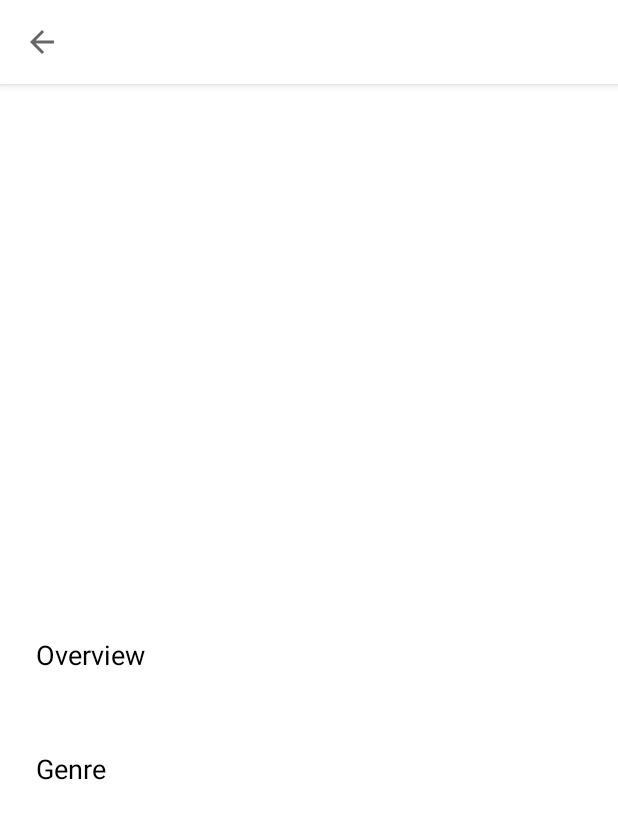
After one commit to hattamaulana/FELM, an Android app: the DetailActivity screen opened directly, with no data from a screen before it, on a phone screen of 412 x 824 dp. The commit adds this screen. Shown: the top 819 px of the screen. Run offline under Robolectric (Android 15) with nearby library versions, the phone set to English and light mode, and no system bars; pictures from the network do not load; 7 statements that could not run were skipped.

Commit message:
[Favorite Apps] Show Detail Data

```diff
--- a/favorite/src/main/AndroidManifest.xml
+++ b/favorite/src/main/AndroidManifest.xml
@@ -13,6 +13,8 @@
         android:roundIcon="@mipmap/ic_launcher_round"
         android:supportsRtl="true"
         android:theme="@style/AppTheme">
+        <activity android:name=".ui.detail.DetailActivity"
+            android:theme="@style/AppTheme.DetailActivity" />
         <activity android:name=".MainActivity">
             <intent-filter>
                 <action android:name="android.intent.action.MAIN" />
--- a/favorite/src/main/java/com/github/hattamaulana/favorites/MainActivity.kt
+++ b/favorite/src/main/java/com/github/hattamaulana/favorites/MainActivity.kt
@@ -13,6 +13,7 @@ class MainActivity : AppCompatActivity(), ViewPager.OnPageChangeListener {
     override fun onCreate(savedInstanceState: Bundle?) {
         super.onCreate(savedInstanceState)
         setContentView(R.layout.activity_main)
+        setSupportActionBar(findViewById(R.id.toolbar))
         supportActionBar?.elevation = 0F
 
         view_pager.adapter = FavoriteFragment.PagerAdapter(this, supportFragmentManager)
--- a/favorite/src/main/java/com/github/hattamaulana/favorites/data/DataModel.kt
+++ b/favorite/src/main/java/com/github/hattamaulana/favorites/data/DataModel.kt
@@ -1,4 +1,7 @@
 package com.github.hattamaulana.favorites.data
+
+import android.os.Parcelable
+import kotlinx.android.parcel.Parcelize
 
 const val DATA_TABLE_NAME = "favorites"
 const val DATA_ID = "id"
@@ -10,6 +13,7 @@ const val DATA_CATEGORY = "category"
 const val DATA_RATING = "rating"
 const val DATA_RELEASE = "release"
 
+@Parcelize
 data class DataModel(
     var id: Int?,
     var title: String?,
@@ -19,4 +23,4 @@ data class DataModel(
     var category: String?,
     var rating: Double?,
     var release: String?
-)
+) : Parcelable
--- /dev/null
+++ b/favorite/src/main/java/com/github/hattamaulana/favorites/ui/detail/DetailActivity.kt
@@ -0,0 +1,73 @@
+package com.github.hattamaulana.favorites.ui.detail
+
+import android.os.Bundle
+import android.view.MenuItem
+import android.widget.ImageView
+import androidx.appcompat.app.AppCompatActivity
+import androidx.lifecycle.Observer
+import androidx.lifecycle.ViewModelProvider
+import androidx.recyclerview.widget.LinearLayoutManager
+import com.bumptech.glide.Glide
+import com.github.hattamaulana.favorites.R
+import com.github.hattamaulana.favorites.data.DataModel
+import com.github.hattamaulana.favorites.data.Provider.IMAGE_URI
+import kotlinx.android.synthetic.main.activity_detail.*
+
+class DetailActivity : AppCompatActivity() {
+
+    private lateinit var viewModel: DetailViewModel
+    private lateinit var dataIntent: DataModel
+
+    override fun onCreate(savedInstanceState: Bundle?) {
+        super.onCreate(savedInstanceState)
+        setContentView(R.layout.activity_detail)
+        setSupportActionBar(findViewById(R.id.toolbar))
+
+        /** Set support action bar with the title */
+        supportActionBar?.setDisplayHomeAsUpEnabled(true)
+        supportActionBar?.title = ""
+
+        dataIntent = intent?.getParcelableExtra(EXTRA_MOVIE_DETAIL)!!
+
+        /** Set TextView for Title, Year of Release, and overview */
+        tv_title.text = dataIntent.title
+        tv_release.text = dataIntent.release
+        tv_overview.text = dataIntent.overview
+
+        /** Set Image Backdrop and Poster */
+        setImage(dataIntent.backdropPath, iv_backdrop)
+        setImage(dataIntent.posterPath, iv_poster)
+
+        val adapter = GenreAdapter()
+        rv_genre.layoutManager = LinearLayoutManager(applicationContext)
+            .apply { orientation = LinearLayoutManager.HORIZONTAL }
+        rv_genre.adapter = adapter
+
+        viewModel = ViewModelProvider(this, ViewModelProvider.NewInstanceFactory())
+            .get(DetailViewModel::class.java)
+            .apply {
+                getGenre(applicationContext, dataIntent.id as Int)
+                genres.observe(this@DetailActivity, Observer { l -> adapter.update(l) })
+            }
+    }
+
+    override fun onOptionsItemSelected(item: MenuItem): Boolean {
+        when (item.itemId) {
+            android.R.id.home -> finish()
+        }
+
+        return true
+    }
+
+    /** Set Image with Glide */
+    private fun setImage(string: String?, image: ImageView) {
+        Glide.with(this)
+            .load("$IMAGE_URI/w780/$string")
+            .into(image)
+    }
+
+    companion object {
+        const val EXTRA_MOVIE_DETAIL = "EXTRA_MOVIE_DETAIL"
+    }
+
+}
--- a/favorite/src/main/java/com/github/hattamaulana/favorites/ui/favorite/FavoriteAdapter.kt
+++ b/favorite/src/main/java/com/github/hattamaulana/favorites/ui/favorite/FavoriteAdapter.kt
@@ -12,7 +12,7 @@ import kotlinx.android.synthetic.main.item_favorite.view.*
 
 class FavoriteAdapter : RecyclerView.Adapter<FavoriteAdapter.ViewHolder>() {
 
-    var handleClickAction: ((id: String) -> Unit)? = null
+    var handleClickAction: ((data: DataModel) -> Unit)? = null
 
     private var favorites =  ArrayList<DataModel>()
 
@@ -46,7 +46,7 @@ class FavoriteAdapter : RecyclerView.Adapter<FavoriteAdapter.ViewHolder>() {
 
         holder.bind(data)
         holder.itemView.setOnClickListener {
-            handleClickAction?.invoke(data.id.toString())
+            handleClickAction?.invoke(data)
         }
     }
 
--- /dev/null
+++ b/favorite/src/main/res/layout/activity_detail.xml
@@ -0,0 +1,126 @@
+<?xml version="1.0" encoding="utf-8"?>
+<androidx.coordinatorlayout.widget.CoordinatorLayout
+    xmlns:android="http://schemas.android.com/apk/res/android"
+    xmlns:app="http://schemas.android.com/apk/res-auto"
+    xmlns:tools="http://schemas.android.com/tools"
+    android:layout_width="match_parent"
+    android:layout_height="match_parent"
+    android:fitsSystemWindows="true"
+    android:background="@android:color/white"
+    tools:context=".ui.detail.DetailActivity" >
+
+    <com.google.android.material.appbar.AppBarLayout
+        android:layout_width="match_parent"
+        android:layout_height="wrap_content" >
+
+        <androidx.appcompat.widget.Toolbar
+            android:id="@+id/toolbar"
+            android:layout_width="match_parent"
+            android:layout_height="wrap_content"
+            app:layout_scrollFlags="scroll|enterAlways" />
+    </com.google.android.material.appbar.AppBarLayout>
+
+    <androidx.core.widget.NestedScrollView
+        android:layout_width="match_parent"
+        android:layout_height="match_parent"
+        app:layout_behavior="@string/appbar_scrolling_view_behavior">
+
+        <androidx.constraintlayout.widget.ConstraintLayout
+            android:layout_width="match_parent"
+            android:layout_height="wrap_content">
+
+            <ImageView
+                android:id="@+id/iv_backdrop"
+                android:layout_width="match_parent"
+                android:layout_height="192dp"
+                android:scaleType="fitXY"
+                app:layout_constraintEnd_toEndOf="parent"
+                app:layout_constraintStart_toStartOf="parent"
+                app:layout_constraintTop_toTopOf="parent"
+                tools:srcCompat="@tools:sample/backgrounds/scenic" />
+
+            <ImageView
+                android:id="@+id/iv_poster"
+                android:layout_width="96dp"
+                android:layout_height="128dp"
+                android:layout_marginStart="24dp"
+                android:layout_marginTop="24dp"
+                android:scaleType="fitXY"
+                app:layout_constraintStart_toStartOf="parent"
+                app:layout_constraintTop_toBottomOf="@+id/iv_backdrop"
+                tools:srcCompat="@tools:sample/avatars" />
+
+            <TextView
+                android:id="@+id/tv_title"
+                android:layout_width="0dp"
+                android:layout_height="wrap_content"
+                android:layout_marginStart="16dp"
+                android:layout_marginEnd="24dp"
+                android:textAppearance="@style/TextAppearance.AppCompat.Title"
+                android:textColor="@android:color/primary_text_light"
+                app:layout_constraintEnd_toEndOf="parent"
+                app:layout_constraintStart_toEndOf="@+id/iv_poster"
+                app:layout_constraintTop_toTopOf="@+id/iv_poster" />
+
+            <TextView
+                android:id="@+id/tv_release"
+                android:layout_width="0dp"
+                android:layout_height="wrap_content"
+                android:layout_marginStart="16dp"
+                android:layout_marginTop="8dp"
+                android:layout_marginEnd="24dp"
+                android:textAppearance="@style/TextAppearance.AppCompat.Body1"
+                android:textColor="@android:color/darker_gray"
+                app:layout_constraintEnd_toEndOf="parent"
+                app:layout_constraintStart_toEndOf="@+id/iv_poster"
+                app:layout_constraintTop_toBottomOf="@+id/tv_title" />
+
+            <TextView
+                android:id="@+id/lbl_overview"
+                android:layout_width="0dp"
+                android:layout_height="wrap_content"
+                android:layout_marginTop="24dp"
+                android:text="@string/lbl_overview"
+                android:textAppearance="@style/TextAppearance.AppCompat.Medium"
+                android:textColor="@android:color/primary_text_light"
+                app:layout_constraintEnd_toEndOf="@+id/tv_title"
+                app:layout_constraintStart_toStartOf="@+id/iv_poster"
+                app:layout_constraintTop_toBottomOf="@+id/iv_poster" />
+
+            <TextView
+                android:id="@+id/tv_overview"
+                android:layout_width="0dp"
+                android:layout_height="wrap_content"
+                android:layout_marginTop="8dp"
+                android:textAppearance="@style/TextAppearance.AppCompat.Body1"
+                android:textColor="@android:color/darker_gray"
+                app:layout_constraintEnd_toEndOf="@+id/tv_title"
+                app:layout_constraintStart_toStartOf="@+id/iv_poster"
+                app:layout_constraintTop_toBottomOf="@+id/lbl_overview" />
+
+            <TextView
+                android:id="@+id/lbl_genre"
+                android:layout_width="0dp"
+                android:layout_height="wrap_content"
+                android:layout_marginTop="24dp"
+                android:text="@string/lbl_genre"
+                android:textAppearance="@style/TextAppearance.AppCompat.Medium"
+                android:textColor="@android:color/primary_text_light"
+                app:layout_constraintEnd_toEndOf="@+id/tv_title"
+                app:layout_constraintStart_toStartOf="@+id/iv_poster"
+                app:layout_constraintTop_toBottomOf="@+id/tv_overview" />
+
+            <androidx.recyclerview.widget.RecyclerView
+                android:id="@+id/rv_genre"
+                android:layout_width="0dp"
+                android:layout_height="wrap_content"
+                android:layout_marginTop="8dp"
+                android:layout_marginBottom="16dp"
+                android:orientation="horizontal"
+                app:layout_constraintEnd_toEndOf="parent"
+                app:layout_constraintStart_toStartOf="parent"
+                app:layout_constraintTop_toBottomOf="@id/lbl_genre"
+                app:layout_constraintBottom_toBottomOf="parent"/>
+        </androidx.constraintlayout.widget.ConstraintLayout>
+    </androidx.core.widget.NestedScrollView>
+</androidx.coordinatorlayout.widget.CoordinatorLayout>
--- a/favorite/src/main/res/values/strings.xml
+++ b/favorite/src/main/res/values/strings.xml
@@ -1,7 +1,10 @@
 <resources>
-    <string name="app_name">Favorite</string>
+    <string name="app_name">Favorite Apps</string>
 
     <!-- View Pager and Tab Layouts -->
     <string name="tab_movie">Movie</string>
     <string name="tab_tv_series">TV Series</string>
+
+    <string name="lbl_genre">Genre</string>
+    <string name="lbl_overview">Overview</string>
 </resources>
--- a/favorite/src/main/res/values/styles.xml
+++ b/favorite/src/main/res/values/styles.xml
@@ -1,10 +1,18 @@
 <resources>
     <!-- Base application theme. -->
-    <style name="AppTheme" parent="Theme.AppCompat.Light.DarkActionBar">
+    <style name="AppTheme" parent="Theme.AppCompat.Light.NoActionBar">
         <!-- Customize your theme here. -->
         <item name="colorPrimary">@color/colorPrimary</item>
         <item name="colorPrimaryDark">@color/colorPrimaryDark</item>
         <item name="colorAccent">@color/colorAccent</item>
     </style>
 
+    <!-- Detail Activity Theme-->
+    <style name="AppTheme.DetailActivity" parent="Theme.AppCompat.Light.NoActionBar">
+        <!-- Customize your theme here. -->
+        <item name="colorPrimary">@android:color/white</item>
+        <item name="colorPrimaryDark">@android:color/darker_gray</item>
+        <item name="colorAccent">@color/colorAccent</item>
+    </style>
+
 </resources>
```
Also changed, not shown: favorite/src/main/java/com/github/hattamaulana/favorites/ui/detail/DetailViewModel.kt (added, +31 -0 lines), favorite/src/main/java/com/github/hattamaulana/favorites/ui/detail/GenreAdapter.kt (added, +44 -0 lines), favorite/src/main/java/com/github/hattamaulana/favorites/ui/favorite/FavoriteFragment.kt (+5 -2 lines), favorite/src/main/res/layout/activity_main.xml (+7 -0 lines), favorite/src/main/res/layout/item_genre.xml (added, +17 -0 lines).
